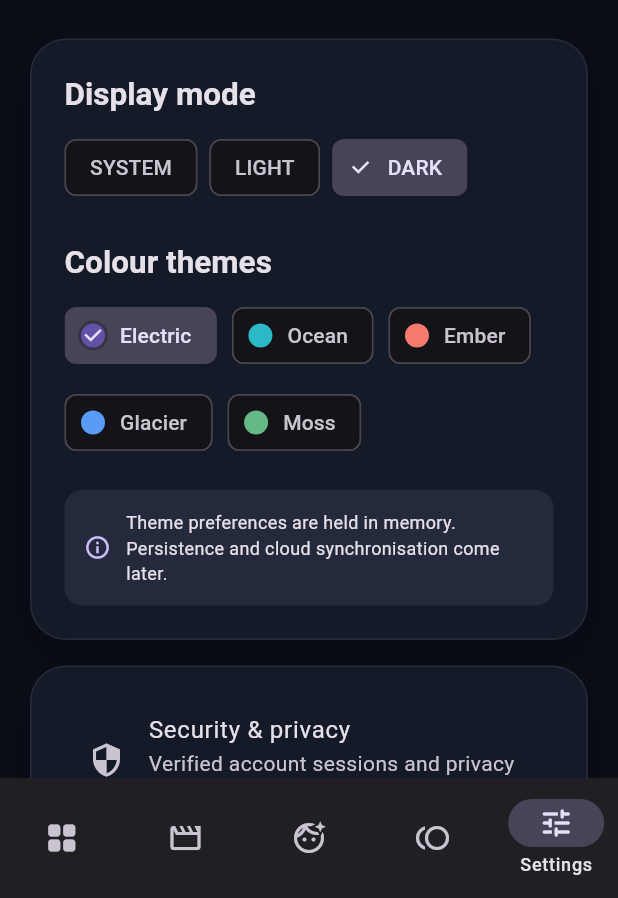
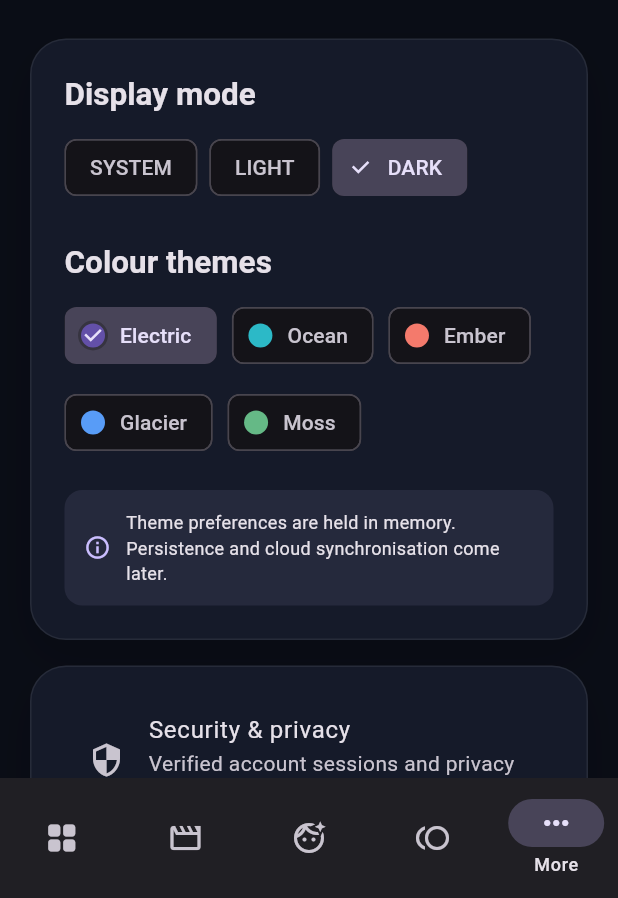
Before and after one commit to manbir6-ux/HOTICE, a Flutter app: the StudioShell screen opened directly with empty values, item 5 of the bottom bar chosen, on a phone screen of 412 x 824 dp, the part 338-1236 px from its top. Run offline on Flutter 3.47's test engine with Material 3 defaults, Android fonts, the phone set to English and light mode, and no system bars.

Commit message:
fix: prevent compact-header overflow and label mobile More navigation

```diff
--- a/lib/main.dart
+++ b/lib/main.dart
@@ -158,10 +158,17 @@ class _StudioShellState extends State<StudioShell> {
                             style: Theme.of(context).textTheme.titleLarge,
                           ),
                         const Spacer(),
+                        if (wide || MediaQuery.sizeOf(context).width >= 410)
                           TextButton.icon(
                             onPressed: () => navigate(3),
                             icon: const Icon(Icons.bolt_rounded, size: 19),
-                          label: Text(store.demoCredits.toString() + ' demo credits'),
+                            label: Text('${store.demoCredits} demo credits'),
+                          )
+                        else
+                          IconButton(
+                            tooltip: 'Demo credits: ${store.demoCredits}',
+                            onPressed: () => navigate(3),
+                            icon: const Icon(Icons.bolt_rounded),
                           ),
                         IconButton(
                           tooltip: 'Switch account',
@@ -188,12 +195,17 @@ class _StudioShellState extends State<StudioShell> {
               labelBehavior:
                   NavigationDestinationLabelBehavior.onlyShowSelected,
               onDestinationSelected: navigate,
-              destinations: _nav.take(5).map((option) {
-                return NavigationDestination(
+              destinations: [
+                for (final option in _nav.take(4))
+                  NavigationDestination(
                     icon: Icon(option.icon),
                     label: option.label,
-                );
-              }).toList(),
+                  ),
+                const NavigationDestination(
+                  icon: Icon(Icons.more_horiz_rounded),
+                  label: 'More',
+                ),
+              ],
             ),
     );
   }
```
Lines whose indentation alone changed are shown as unchanged.
